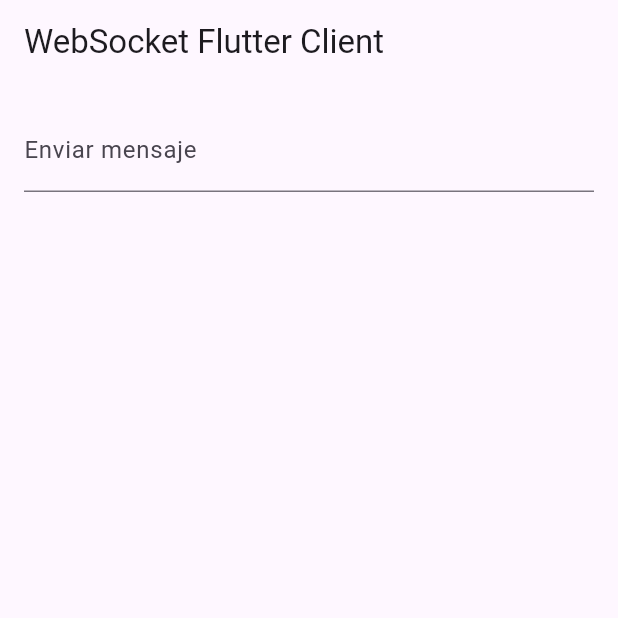
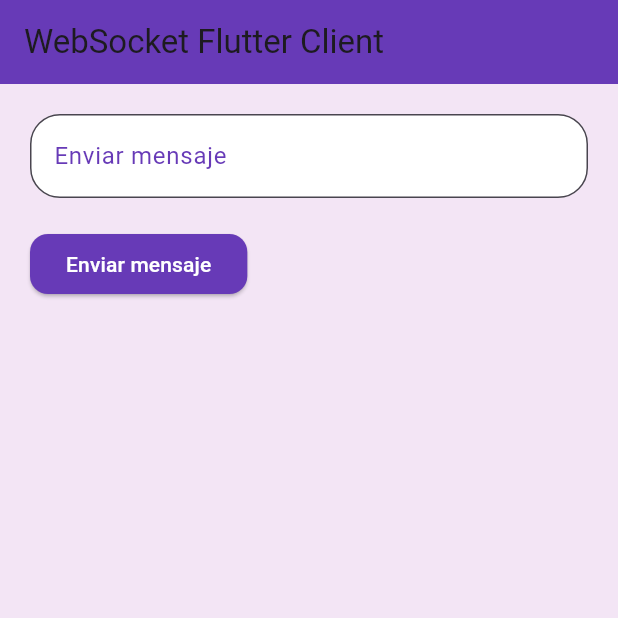
Before and after one commit to Jotaoesee/websocket-webrtc, a Flutter app: the screen it shows after launch, on a phone screen of 412 x 824 dp, the top half of it. Run offline on Flutter 3.47's test engine with Material 3 defaults, Android fonts, the phone set to English and light mode, and no system bars; network calls fail.

Commit message:
hago cambios visuales en la aplicacion

```diff
--- a/flutter_client/lib/main.dart
+++ b/flutter_client/lib/main.dart
@@ -5,35 +5,113 @@ void main() {
   runApp(MyApp());
 }
 
-class MyApp extends StatelessWidget {
+class MyApp extends StatefulWidget {
+  const MyApp({super.key});
+
+  @override
+  // ignore: library_private_types_in_public_api
+  _MyAppState createState() => _MyAppState();
+}
+
+class _MyAppState extends State<MyApp> {
   final channel = WebSocketChannel.connect(
     Uri.parse('ws://localhost:8080'),
   );
 
-  MyApp({super.key});
+  final TextEditingController _controller = TextEditingController();
 
   @override
   Widget build(BuildContext context) {
     return MaterialApp(
+      theme: ThemeData(
+        primaryColor: Colors.deepPurple,
+        scaffoldBackgroundColor: Colors.purple[50],
+        textTheme: TextTheme(
+          bodyLarge: TextStyle(color: Colors.black),
+          bodyMedium: TextStyle(color: Colors.black54),
+        ),
+        inputDecorationTheme: InputDecorationTheme(
+          labelStyle: TextStyle(color: Colors.deepPurple),
+          border: OutlineInputBorder(
+            borderRadius: BorderRadius.all(Radius.circular(20)),
+            borderSide: BorderSide(color: Colors.deepPurple),
+          ),
+        ),
+      ),
       home: Scaffold(
         appBar: AppBar(
           title: Text('WebSocket Flutter Client'),
+          backgroundColor: Colors.deepPurple,
         ),
         body: Padding(
-          padding: const EdgeInsets.all(16.0),
+          padding: const EdgeInsets.all(20.0),
           child: Column(
+            crossAxisAlignment: CrossAxisAlignment.start,
             children: [
               TextField(
-                onChanged: (text) {
-                  channel.sink.add(text);
+                controller: _controller, // Controlador para el campo de texto
+                decoration: InputDecoration(
+                  labelText: 'Enviar mensaje',
+                  hintText: 'Escribe algo...',
+                  filled: true,
+                  fillColor: Colors.white,
+                  focusedBorder: OutlineInputBorder(
+                    borderRadius: BorderRadius.all(Radius.circular(20)),
+                    borderSide: BorderSide(color: Colors.deepPurple),
+                  ),
+                ),
+              ),
+              SizedBox(height: 20),
+              ElevatedButton(
+                onPressed: () {
+                  if (_controller.text.isNotEmpty) {
+                    // Enviar mensaje al servidor cuando se presiona el botón
+                    channel.sink.add(_controller.text);
+                    _controller
+                        .clear(); // Limpiar el campo de texto después de enviar
+                  }
                 },
-                decoration: InputDecoration(labelText: 'Enviar mensaje'),
+                style: ElevatedButton.styleFrom(
+                  backgroundColor: Colors.deepPurple,
+                  shape: RoundedRectangleBorder(
+                    borderRadius: BorderRadius.circular(12),
+                  ),
+                ),
+                child: Text('Enviar mensaje',
+                    style: TextStyle(color: Colors.white)),
               ),
               SizedBox(height: 20),
               StreamBuilder(
                 stream: channel.stream,
                 builder: (context, snapshot) {
-                  return Text(snapshot.hasData ? '${snapshot.data}' : '');
+                  if (snapshot.hasData) {
+                    // Filtrar mensajes no deseados
+                    String message = snapshot.data.toString();
+                    if (message.contains('Mensaje cada 5 segundos')) {
+                      return SizedBox.shrink(); // No mostrar este mensaje
+                    }
+
+                    return Padding(
+                      padding: const EdgeInsets.symmetric(vertical: 10),
+                      child: Container(
+                        padding: EdgeInsets.all(10),
+                        decoration: BoxDecoration(
+                          color: Colors.deepPurple,
+                          borderRadius: BorderRadius.circular(12),
+                        ),
+                        child: Text(
+                          message,
+                          style: TextStyle(
+                            color: Colors.white,
+                            fontSize: 16,
+                          ),
+                        ),
+                      ),
+                    );
+                  } else {
+                    return SizedBox
+                        .shrink(); // Si no hay datos, no mostrar nada
+                  }
                 },
               ),
             ],
```
